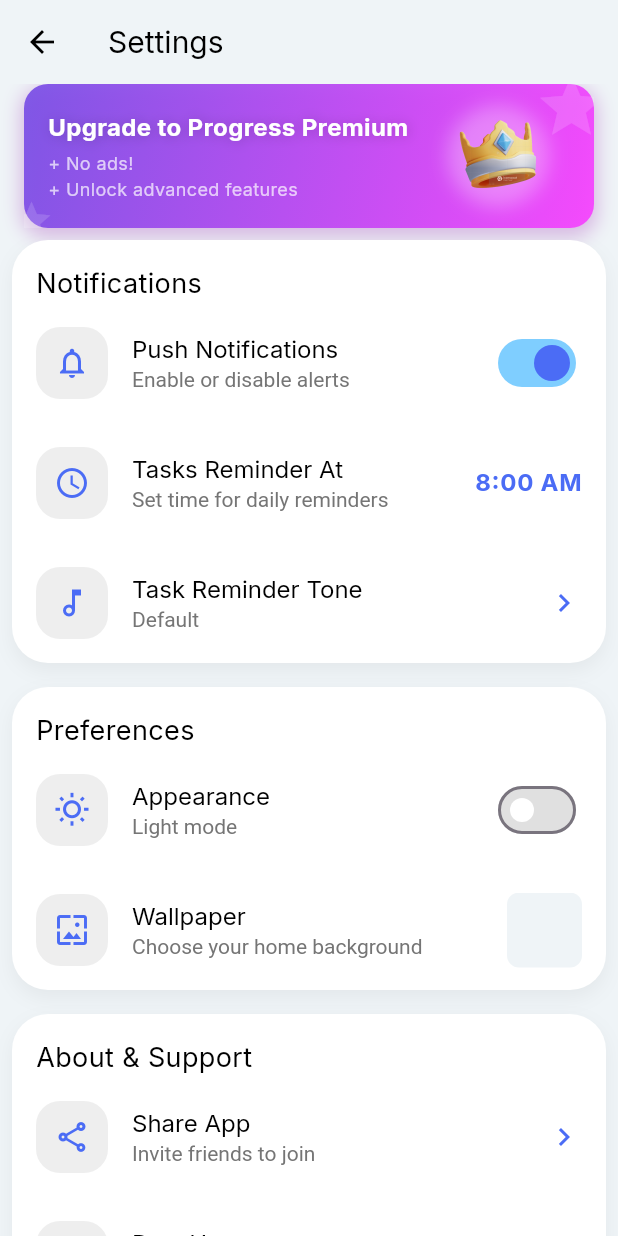
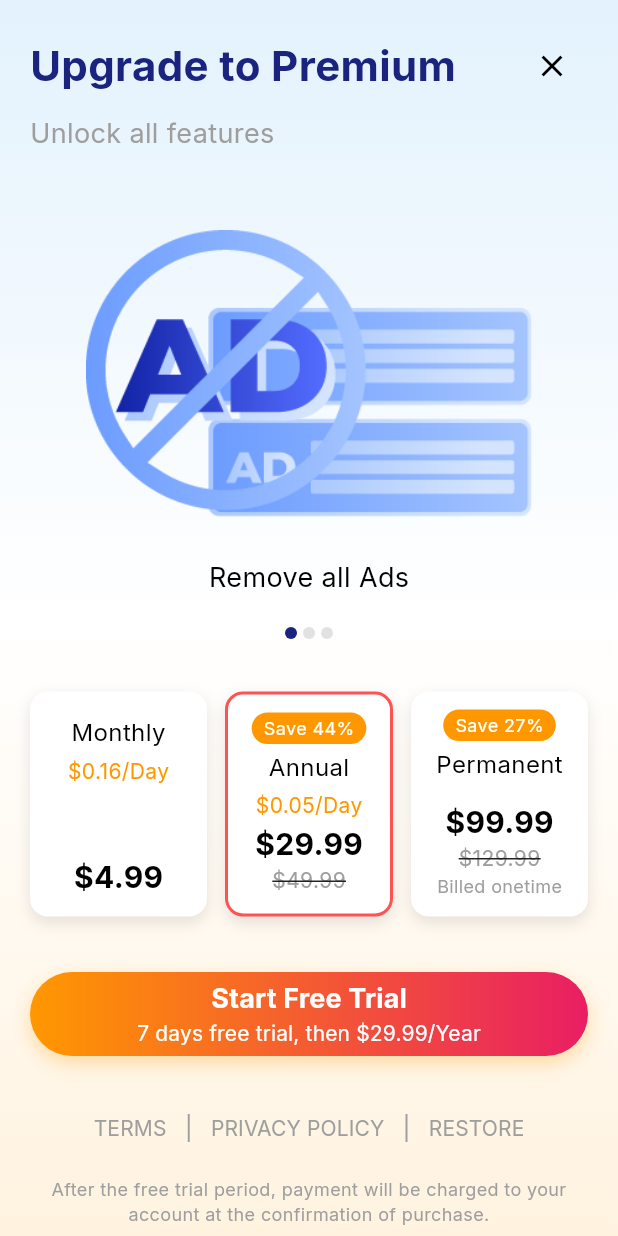
Before and after one commit to chamishkadilina/ladder_up, a Flutter app: the SettingsPage screen opened directly, after a tap on "Upgrade to Progress Premium", on a phone screen of 412 x 824 dp. Run offline on Flutter 3.47's test engine with Material 3 defaults, Android fonts, the phone set to English and light mode, and no system bars; our stand-ins replace cloud_firestore, connectivity_plus, firebase_auth, firebase_core, flutter_local_notifications, google_sign_in and 6 more; accounts and stored records are empty.

Commit message:
premium page added.

```diff
--- /dev/null
+++ b/lib/pages/premium_upgrade_page .dart
@@ -0,0 +1,391 @@
+import 'package:carousel_slider/carousel_slider.dart';
+import 'package:flutter/material.dart';
+
+class PremiumUpgradeScreen extends StatefulWidget {
+  const PremiumUpgradeScreen({super.key});
+
+  @override
+  State<PremiumUpgradeScreen> createState() => _PremiumUpgradeScreenState();
+}
+
+class _PremiumUpgradeScreenState extends State<PremiumUpgradeScreen> {
+  int _selectedPlanIndex = 1;
+  int _currentCarouselIndex = 0;
+
+  final List<CarouselItem> _carouselItems = [
+    CarouselItem(image: 'assets/banners/ads.png', title: 'Remove all Ads'),
+    CarouselItem(
+        image: 'assets/banners/projects.png', title: 'Unlimited Projects'),
+    CarouselItem(image: 'assets/banners/themes.png', title: 'Premium Themes'),
+  ];
+
+  final List<PricingPlan> _plans = [
+    PricingPlan(title: 'Monthly', price: 4.99, perDay: 0.16),
+    PricingPlan(
+      title: 'Annual',
+      price: 29.99,
+      perDay: 0.05,
+      originalPrice: 49.99,
+      savings: '44%',
+      isAnnual: true,
+    ),
+    PricingPlan(
+      title: 'Permanent',
+      price: 99.99,
+      originalPrice: 129.99,
+      savings: '27%',
+      isPermanent: true,
+    ),
+  ];
+
+  @override
+  Widget build(BuildContext context) {
+    return Scaffold(
+      backgroundColor: const Color(0xFFE3F2FD),
+      body: Container(
+        decoration: BoxDecoration(
+          gradient: LinearGradient(
+            begin: Alignment.topCenter,
+            end: Alignment.bottomCenter,
+            colors: [
+              Colors.blue.shade50,
+              Colors.white,
+              Colors.orange.shade50,
+            ],
+          ),
+        ),
+        child: SafeArea(
+          child: SingleChildScrollView(
+            child: Padding(
+              padding: const EdgeInsets.all(20.0),
+              child: Column(
+                crossAxisAlignment: CrossAxisAlignment.start,
+                children: [
+                  Row(
+                    mainAxisAlignment: MainAxisAlignment.spaceBetween,
+                    children: [
+                      const Text(
+                        'Upgrade to Premium',
+                        style: TextStyle(
+                          fontSize: 28,
+                          fontWeight: FontWeight.bold,
+                          color: Color(0xFF1A237E),
+                        ),
+                      ),
+                      IconButton(
+                        icon: const Icon(Icons.close, color: Colors.black),
+                        onPressed: () => Navigator.pop(context),
+                      ),
+                    ],
+                  ),
+                  const SizedBox(height: 8),
+                  const Text(
+                    'Unlock all features',
+                    style: TextStyle(
+                      fontSize: 18,
+                      color: Colors.grey,
+                    ),
+                  ),
+                  const SizedBox(height: 40),
+                  // Carousel Slider
+                  CarouselSlider(
+                    options: CarouselOptions(
+                      height: 256,
+                      autoPlay: true,
+                      aspectRatio: 16 / 9,
+                      enlargeCenterPage: true,
+                      autoPlayInterval: const Duration(seconds: 3),
+                      onPageChanged: (index, reason) {
+                        setState(() {
+                          _currentCarouselIndex = index;
+                        });
+                      },
+                    ),
+                    items: _carouselItems.map((item) {
+                      return Column(
+                        children: [
+                          Expanded(
+                            child: ClipRRect(
+                              borderRadius: BorderRadius.circular(12),
+                              child: Image.asset(
+                                item.image,
+                                fit: BoxFit.scaleDown,
+                                width: double.infinity,
+                              ),
+                            ),
+                          ),
+                          const SizedBox(height: 16),
+                          Text(
+                            item.title,
+                            style: const TextStyle(
+                              fontSize: 18,
+                              fontWeight: FontWeight.w500,
+                            ),
+                          ),
+                        ],
+                      );
+                    }).toList(),
+                  ),
+                  const SizedBox(height: 20),
+                  // Carousel Indicators
+                  Row(
+                    mainAxisAlignment: MainAxisAlignment.center,
+                    children: _carouselItems.asMap().entries.map((entry) {
+                      return Container(
+                        width: 8,
+                        height: 8,
+                        margin: const EdgeInsets.symmetric(horizontal: 2),
+                        decoration: BoxDecoration(
+                          shape: BoxShape.circle,
+                          color: _currentCarouselIndex == entry.key
+                              ? const Color(0xFF1A237E)
+                              : Colors.grey.withValues(alpha: 0.3),
+                        ),
+                      );
+                    }).toList(),
+                  ),
+                  const SizedBox(height: 30),
+                  // Pricing Plans
+                  SizedBox(
+                    height: 160,
+                    child: Row(
+                      crossAxisAlignment: CrossAxisAlignment.center,
+                      children: List.generate(
+                        _plans.length,
+                        (index) => Expanded(
+                          child: Padding(
+                            padding: EdgeInsets.only(
+                              left: index == 0 ? 0 : 6,
+                              right: index == _plans.length - 1 ? 0 : 6,
+                            ),
+                            child: GestureDetector(
+                              onTap: () =>
+                                  setState(() => _selectedPlanIndex = index),
+                              child: _PricingCard(
+                                plan: _plans[index],
+                                isSelected: _selectedPlanIndex == index,
+                              ),
+                            ),
+                          ),
+                        ),
+                      ),
+                    ),
+                  ),
+                  const SizedBox(height: 32),
+                  // CTA Button
+                  Container(
+                    decoration: BoxDecoration(
+                      gradient: LinearGradient(
+                        colors: [
+                          Colors.orange.shade500,
+                          Colors.pink.shade500,
+                        ],
+                      ),
+                      borderRadius: BorderRadius.circular(30),
+                      boxShadow: [
+                        BoxShadow(
+                          color: Colors.orange.withValues(alpha: 0.3),
+                          blurRadius: 10,
+                          offset: const Offset(0, 5),
+                        ),
+                      ],
+                    ),
+                    child: MaterialButton(
+                      onPressed: () {
+                        // Handle trial start
+                      },
+                      minWidth: double.infinity,
+                      height: 56,
+                      shape: RoundedRectangleBorder(
+                        borderRadius: BorderRadius.circular(30),
+                      ),
+                      child: const Column(
+                        children: [
+                          Text(
+                            'Start Free Trial',
+                            style: TextStyle(
+                              color: Colors.white,
+                              fontSize: 18,
+                              fontWeight: FontWeight.bold,
+                            ),
+                          ),
+                          Text(
+                            '7 days free trial, then \$29.99/Year',
+                            style: TextStyle(
+                              color: Colors.white,
+                              fontSize: 14,
+                            ),
+                          ),
+                        ],
+                      ),
+                    ),
+                  ),
+                  const SizedBox(height: 24),
+                  // Footer
+                  Row(
+                    mainAxisAlignment: MainAxisAlignment.center,
+                    children: [
+                      TextButton(
+                        onPressed: () {},
+                        child: const Text('TERMS',
+                            style: TextStyle(color: Colors.grey)),
+                      ),
+                      const Text('|', style: TextStyle(color: Colors.grey)),
+                      TextButton(
+                        onPressed: () {},
+                        child: const Text('PRIVACY POLICY',
+                            style: TextStyle(color: Colors.grey)),
+                      ),
+                      const Text('|', style: TextStyle(color: Colors.grey)),
+                      TextButton(
+                        onPressed: () {},
+                        child: const Text('RESTORE',
+                            style: TextStyle(color: Colors.grey)),
+                      ),
+                    ],
+                  ),
+                  const SizedBox(height: 8),
+                  const Text(
+                    'After the free trial period, payment will be charged to your account at the confirmation of purchase.',
+                    textAlign: TextAlign.center,
+                    style: TextStyle(
+                      fontSize: 12,
+                      color: Colors.grey,
+                    ),
+                  ),
+                ],
+              ),
+            ),
+          ),
+        ),
+      ),
+    );
+  }
+}
+
+class CarouselItem {
+  final String image;
+  final String title;
+
+  CarouselItem({
+    required this.image,
+    required this.title,
+  });
+}
+
+class PricingPlan {
+  final String title;
+  final double price;
+  final double? perDay;
+  final double? originalPrice;
+  final String? savings;
+  final bool isPermanent;
+  final bool isAnnual;
+
+  PricingPlan({
+    required this.title,
+    required this.price,
+    this.perDay,
+    this.originalPrice,
+    this.savings,
+    this.isPermanent = false,
+    this.isAnnual = false,
+  });
+}
+
+class _PricingCard extends StatelessWidget {
+  final PricingPlan plan;
+  final bool isSelected;
+
+  const _PricingCard({
+    required this.plan,
+    required this.isSelected,
+  });
+
+  @override
+  Widget build(BuildContext context) {
+    return Container(
+      padding: const EdgeInsets.all(12),
+      height: 150,
+      decoration: BoxDecoration(
+        color: Colors.white,
+        borderRadius: BorderRadius.circular(12),
+        border:
+            isSelected ? Border.all(color: Colors.redAccent, width: 2) : null,
+        boxShadow: [
+          BoxShadow(
+            color: Colors.black.withValues(alpha: 0.1),
+            blurRadius: 8,
+            offset: const Offset(0, 4),
+          ),
+        ],
+      ),
+      child: Column(
+        mainAxisSize: MainAxisSize.min,
+        children: [
+          if (plan.savings != null)
+            Container(
+              padding: const EdgeInsets.symmetric(
+                horizontal: 8,
+                vertical: 2,
+              ),
+              decoration: BoxDecoration(
+                color: Colors.orange,
+                borderRadius: BorderRadius.circular(12),
+              ),
+              child: Text(
+                'Save ${plan.savings}',
+                style: const TextStyle(
+                  color: Colors.white,
+                  fontSize: 12,
+                ),
+              ),
+            ),
+          const SizedBox(height: 4),
+          Text(
+            plan.title,
+            style: const TextStyle(
+              fontSize: 16,
+              fontWeight: FontWeight.w500,
+            ),
+          ),
+          if (plan.perDay != null) ...[
+            const SizedBox(height: 4),
+            Text(
+              '\$${plan.perDay!.toStringAsFixed(2)}/Day',
+              style: const TextStyle(
+                fontSize: 14,
+                color: Colors.orange,
+              ),
+            ),
+          ],
+          const Spacer(),
+          Text(
+            '\$${plan.price.toStringAsFixed(2)}',
+            style: const TextStyle(
+              fontSize: 20,
+              fontWeight: FontWeight.bold,
+            ),
+          ),
+          if (plan.originalPrice != null)
+            Text(
+              '\$${plan.originalPrice!.toStringAsFixed(2)}',
+              style: const TextStyle(
+                fontSize: 14,
+                decoration: TextDecoration.lineThrough,
+                color: Colors.grey,
+              ),
+            ),
+          if (plan.isPermanent)
+            const Text(
+              'Billed onetime',
+              style: TextStyle(
+                fontSize: 12,
+                color: Colors.grey,
+              ),
+            ),
+        ],
+      ),
+    );
+  }
+}
--- a/lib/services/wallpaper_service.dart
+++ b/lib/services/wallpaper_service.dart
@@ -11,12 +11,6 @@ class WallpaperService {
     'assets/wallpapers/wallpaper4.jpg',
     'assets/wallpapers/wallpaper5.jpg',
     'assets/wallpapers/wallpaper6.jpg',
-    'assets/wallpapers/wallpaper7.jpg',
-    'assets/wallpapers/wallpaper8.jpg',
-    'assets/wallpapers/wallpaper9.jpg',
-    'assets/wallpapers/wallpaper10.jpg',
-    'assets/wallpapers/wallpaper11.jpg',
-    'assets/wallpapers/wallpaper12.jpg',
   ];
 
   // Get the currently selected wallpaper
--- a/lib/widgets/premium_tile.dart
+++ b/lib/widgets/premium_tile.dart
@@ -1,13 +1,25 @@
 import 'package:flutter/material.dart';
+import 'package:ladder_up/pages/premium_upgrade_page%20.dart';
 
-class PremiumTile extends StatelessWidget {
+class PremiumTile extends StatefulWidget {
   const PremiumTile({super.key});
 
+  @override
+  State<PremiumTile> createState() => _PremiumTileState();
+}
+
+class _PremiumTileState extends State<PremiumTile> {
   @override
   Widget build(BuildContext context) {
     return GestureDetector(
       onTap: () {
-        // Add your upgrade logic here
+        setState(() {
+          Navigator.push(context, MaterialPageRoute(
+            builder: (context) {
+              return const PremiumUpgradeScreen();
+            },
+          ));
+        });
       },
       child: Container(
         margin: const EdgeInsets.symmetric(horizontal: 16),
--- a/pubspec.yaml
+++ b/pubspec.yaml
@@ -29,6 +29,7 @@ environment:
 # versions available, run `flutter pub outdated`.
 dependencies:
   cached_network_image: ^3.4.1
+  carousel_slider: ^5.0.0
   cloud_firestore: ^5.5.0
   connectivity_plus: ^6.1.2
   cupertino_icons: ^1.0.8
@@ -74,13 +75,13 @@ flutter:
     - assets/icons/outlined/
     - assets/wallpapers/
     - assets/images/
+    - assets/banners/
   fonts:
     - family: Inter
       fonts:
         - asset: assets/fonts/Inter-Regular.ttf
         - asset: assets/fonts/Inter-Bold.ttf
           weight: 700
-
 
 flutter_launcher_icons:
   android: "my_progress"
```
Also changed, not shown: assets/banners/ads.png (added), assets/banners/projects.png (added), assets/banners/themes.png (added), assets/wallpapers/wallpaper1.jpg, assets/wallpapers/wallpaper10.jpg (deleted), assets/wallpapers/wallpaper11.jpg (deleted), assets/wallpapers/wallpaper12.jpg (deleted), assets/wallpapers/wallpaper2.jpg, assets/wallpapers/wallpaper3.jpg, assets/wallpapers/wallpaper4.jpg, assets/wallpapers/wallpaper5.jpg, assets/wallpapers/wallpaper6.jpg, assets/wallpapers/wallpaper7.jpg (deleted), assets/wallpapers/wallpaper8.jpg (deleted), 2 more files.
